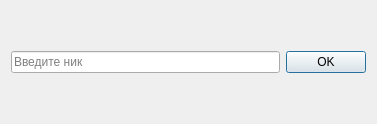
Qt form webclient/authorisation.ui (life-f/QT6-WebSockets) before a commit.
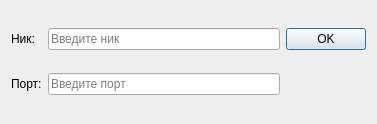
The same form after that commit.

Patch:
```diff
--- a/webclient/authorisation.ui
+++ b/webclient/authorisation.ui
@@ -14,20 +14,41 @@
    <string>Dialog</string>
   </property>
   <layout class="QGridLayout" name="gridLayout">
-   <item row="0" column="0">
+   <item row="0" column="1">
     <widget class="QLineEdit" name="nick">
      <property name="placeholderText">
       <string>Введите ник</string>
      </property>
     </widget>
    </item>
-   <item row="0" column="1">
+   <item row="2" column="1">
+    <widget class="QLineEdit" name="port">
+     <property name="placeholderText">
+      <string>Введите порт</string>
+     </property>
+    </widget>
+   </item>
+   <item row="0" column="2">
     <widget class="QPushButton" name="ok">
      <property name="text">
       <string>OK</string>
      </property>
     </widget>
    </item>
+   <item row="2" column="0">
+    <widget class="QLabel" name="label">
+     <property name="text">
+      <string>Порт:</string>
+     </property>
+    </widget>
+   </item>
+   <item row="0" column="0">
+    <widget class="QLabel" name="label_2">
+     <property name="text">
+      <string>Ник:</string>
+     </property>
+    </widget>
+   </item>
   </layout>
  </widget>
  <resources/>
```
